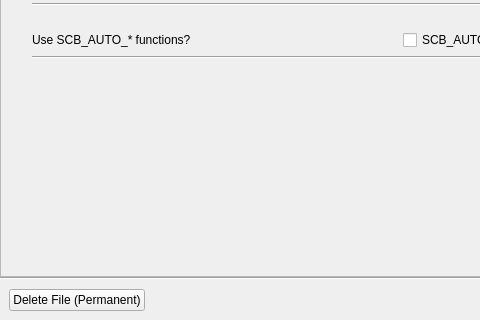
The window that src/general_settings.ui (rfrench3/scopebuddy-gui) describes before a commit, drawn with Qt 5; both pictures show x 0 to 480 and y 106 to 426 of the 628 by 426 pixel window.
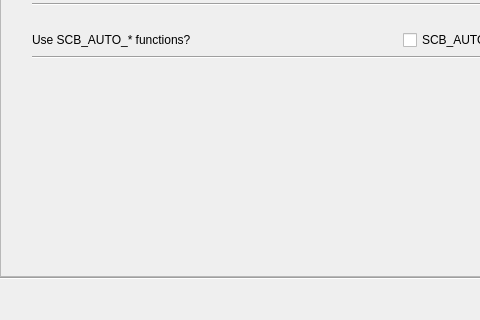
The same window after the commit.

Commit message: remove "delete file" button, may be readded at a later date

Patch:
```diff
--- a/src/general_settings.ui
+++ b/src/general_settings.ui
@@ -321,16 +321,6 @@
       </sizepolicy>
      </property>
      <layout class="QHBoxLayout" name="horizontalLayout_2">
-      <item>
-       <widget class="QPushButton" name="delete_file">
-        <property name="contextMenuPolicy">
-         <enum>Qt::ContextMenuPolicy::PreventContextMenu</enum>
-        </property>
-        <property name="text">
-         <string>Delete File (Permanent)</string>
-        </property>
-       </widget>
-      </item>
       <item>
        <widget class="QDialogButtonBox" name="buttonBox">
         <property name="orientation">
```
The commit also changes 1 other file.
